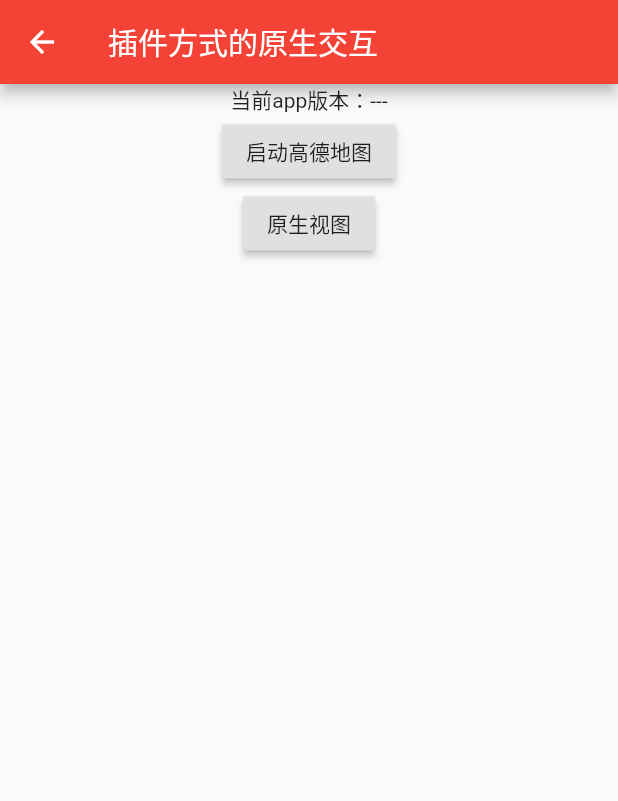
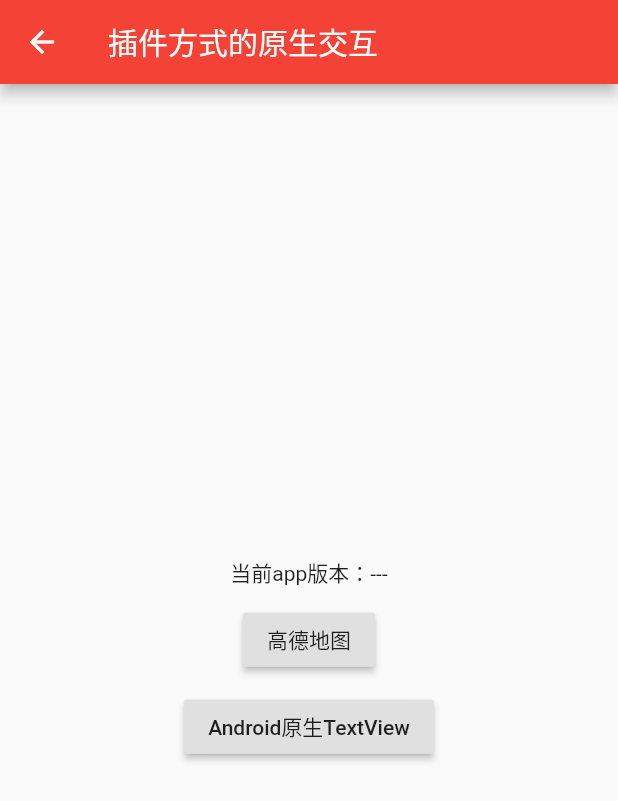
Before and after one commit to xionghaoo/flutter_demo, a Flutter app: the NativePluginPage screen opened by its route, on a phone screen of 412 x 824 dp. Shown: the top 801 px of the screen. Run offline on Flutter 3.47's test engine with Material 2 defaults, Android fonts, the phone set to English and light mode, and no system bars; our stand-ins replace camera, flutter_redux, fluttertoast, progress_dialog, pull_to_refresh and 3 more; missing offline and left inert: dart:ffi; accounts and stored records are empty; generated files the repository leaves out were written again.

Commit message:
android端高德地图集成测试

```diff
--- a/lib/screen/amap_page.dart
+++ b/lib/screen/amap_page.dart
@@ -29,10 +29,14 @@ class _AmapPageState extends State<AmapPage> {
         child: Column(
           children: <Widget>[
             RaisedButton(
-              child: Text("高德地图"),
+              child: Text("开启原生高德地图页面"),
               onPressed: () {
                 _startNativePage();
               },
+            ),
+            Padding(
+              padding: EdgeInsets.all(10),
+              child: Text("下面是高德地图的Flutter widget(Android端)"),
             ),
             Expanded(
               child: AmapView(),
--- a/lib/screen/native_plugin_page.dart
+++ b/lib/screen/native_plugin_page.dart
@@ -32,16 +32,19 @@ class _NativePluginPageState extends State<NativePluginPage> {
       ),
       body: Center(
         child: Column(
+          mainAxisAlignment: MainAxisAlignment.center,
           children: <Widget>[
             Text("当前app版本：$_appVersion"),
+            SizedBox(height: 10,),
             RaisedButton(
-              child: Text("启动高德地图"),
+              child: Text("高德地图"),
               onPressed: () {
                 Navigator.of(context).push(MaterialPageRoute(builder: (context) => AmapPage()));
               },
             ),
+            SizedBox(height: 10,),
             RaisedButton(
-              child: Text("原生视图"),
+              child: Text("Android原生TextView"),
               onPressed: () {
                 Navigator.of(context).push(MaterialPageRoute(builder: (context) => NativeTextView()));
               },
```
